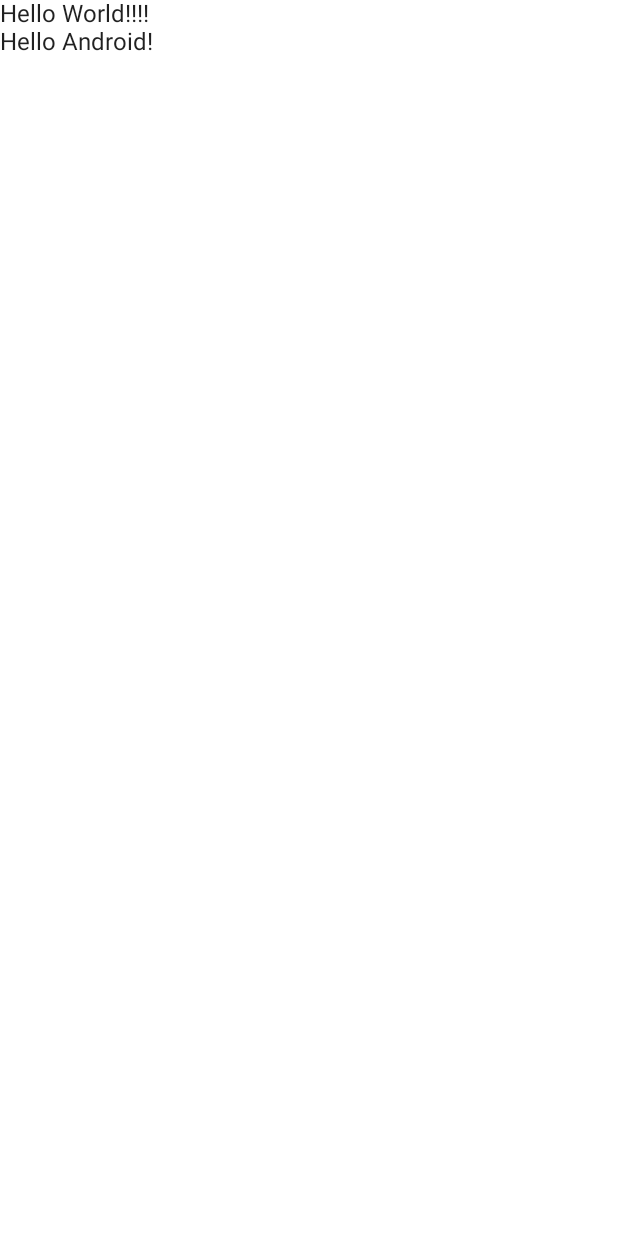
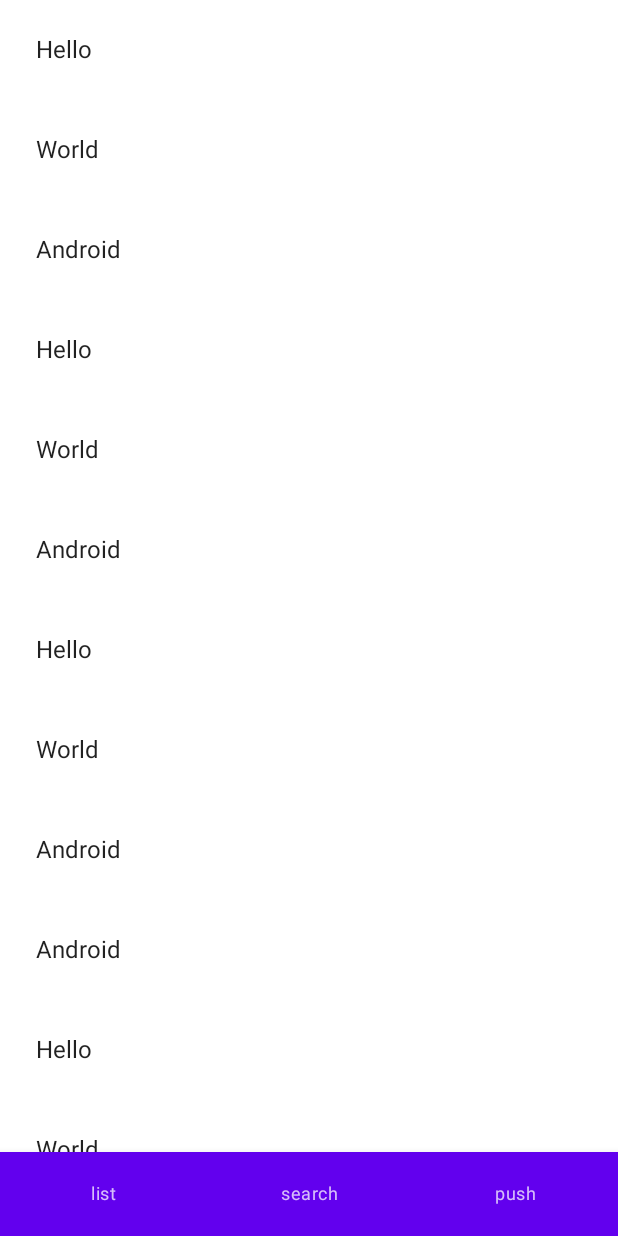
Before and after one commit to KhvostyakAlex/Compose2, an Android app built with Jetpack Compose: the screen it shows after launch (MainActivity), on a phone screen of 412 x 824 dp. Before the commit the screen is almost empty. Run offline under Robolectric (Android 15) with nearby library versions, the phone set to English and light mode, and no system bars.

Commit message:
add screens

```diff
--- a/app/src/main/java/ru/leroymerlin/internal/compose2/MainActivity.kt
+++ b/app/src/main/java/ru/leroymerlin/internal/compose2/MainActivity.kt
@@ -5,36 +5,81 @@
 import androidx.activity.compose.setContent
 import androidx.compose.foundation.layout.Column
 import androidx.compose.foundation.layout.Spacer
+import androidx.compose.foundation.layout.padding
 import androidx.compose.foundation.layout.width
-import androidx.compose.material.MaterialTheme
-import androidx.compose.material.Surface
-import androidx.compose.material.Text
+import androidx.compose.material.*
 import androidx.compose.runtime.Composable
 import androidx.compose.ui.Modifier
 import androidx.compose.ui.tooling.preview.Preview
 import androidx.compose.ui.unit.dp
+import androidx.navigation.NavHost
+import androidx.navigation.compose.NavHost
+import androidx.navigation.compose.composable
+import androidx.navigation.compose.rememberNavController
+import ru.leroymerlin.internal.compose2.ui.screens.DetailsScreen
+import ru.leroymerlin.internal.compose2.ui.screens.ListScreen
+import ru.leroymerlin.internal.compose2.ui.screens.PushScreen
+import ru.leroymerlin.internal.compose2.ui.screens.SearchScreen
+
+
 import ru.leroymerlin.internal.compose2.ui.theme.Compose2Theme
 
 class MainActivity : ComponentActivity() {
     override fun onCreate(savedInstanceState: Bundle?) {
         super.onCreate(savedInstanceState)
         setContent {
-            Compose2Theme {
+            Compose2Theme (darkTheme = false){
                 // A surface container using the 'background' color from the theme
                 Surface(color = MaterialTheme.colors.background) {
-                    Greeting("World!!!", "Android")
+                   // Greeting("World!!!", "Android")
+
+                    val navController = rememberNavController()
+                    val bottomItems = listOf("list", "search", "push")
+                    Scaffold(
+                        bottomBar = {
+                            BottomNavigation {
+                                bottomItems.forEach{screen ->
+                                    BottomNavigationItem(selected = false,
+                                        onClick = { navController.navigate(screen) },
+                                    label = {Text(screen)},
+                                    icon={
+
+                                    })
+
+
+                                }
+                            }
+                        }
+                    ) {
+                        NavHost(navController = navController,
+                            startDestination = "list"){
+                            composable("list"){ ListScreen(navController)}
+                            composable("search"){ SearchScreen()}
+                            composable("push"){ PushScreen()}
+                            composable("details"){ DetailsScreen()}
+                        }
+                        //Greeting("World!!!", "Android")
+                        //NavHost( navController = navController, startDestination = "list",)
+                    }
                 }
             }
         }
     }
+
+
 }
 
 @Composable
 fun Greeting(name: String, lastName: String) {
     Column{
-        Text(text = "Hello $name!")
+        Text(text = "Hello $name!",
+        modifier = Modifier.padding(bottom = 8.dp),
+        style = MaterialTheme.typography.h5)
         Spacer(modifier = Modifier.width(8.dp))
         Text(text = "Hello $lastName!")
+        OutlinedTextField(value = name,
+            onValueChange = {  it},
+        label = {Text("Name")})
     }
 
 
@@ -44,7 +89,7 @@
 @Composable
 fun DefaultPreview() {
     Compose2Theme {
-        Greeting("Android", "Android")
+        Greeting("Android", "world")
 
     }
 }
--- /dev/null
+++ b/app/src/main/java/ru/leroymerlin/internal/compose2/ui/screens/ListScreen.kt
@@ -0,0 +1,38 @@
+package ru.leroymerlin.internal.compose2.ui.screens
+
+import androidx.compose.foundation.clickable
+import androidx.compose.foundation.layout.fillMaxWidth
+import androidx.compose.foundation.layout.padding
+import androidx.compose.foundation.lazy.LazyColumn
+import androidx.compose.material.Scaffold
+import androidx.compose.material.Text
+import androidx.compose.runtime.Composable
+import androidx.compose.ui.Modifier
+import androidx.compose.ui.text.font.FontSynthesis.Companion.All
+import androidx.compose.ui.unit.dp
+import androidx.navigation.NavController
+import androidx.navigation.compose.rememberNavController
+
+data class Word (val value: String)
+
+@Composable
+fun ListScreen(navController: NavController){
+    val testArray = listOf("Hello", "World", "Android", "Hello", "World", "Android", "Hello", "World", "Android", "Android", "Hello", "World", "Android")
+    Scaffold() {
+        //Text("List Screen", modifier = Modifier.padding(24.dp))
+
+        LazyColumn(){
+            testArray.map {
+                item {
+                    Text(it, modifier = Modifier
+                        .padding(24.dp)
+                        .fillMaxWidth()
+                        .clickable {
+                          navController.navigate("details")
+                        })
+                }
+            }
+        }
+
+    }
+}
```
Also changed, not shown: app/build.gradle (+14 -3 lines), app/src/main/java/ru/leroymerlin/internal/compose2/ui/screens/DetailsScreen.kt (added, +17 -0 lines), app/src/main/java/ru/leroymerlin/internal/compose2/ui/screens/PushScreen.kt (added, +17 -0 lines), app/src/main/java/ru/leroymerlin/internal/compose2/ui/screens/SearchScreen.kt (added, +17 -0 lines).
